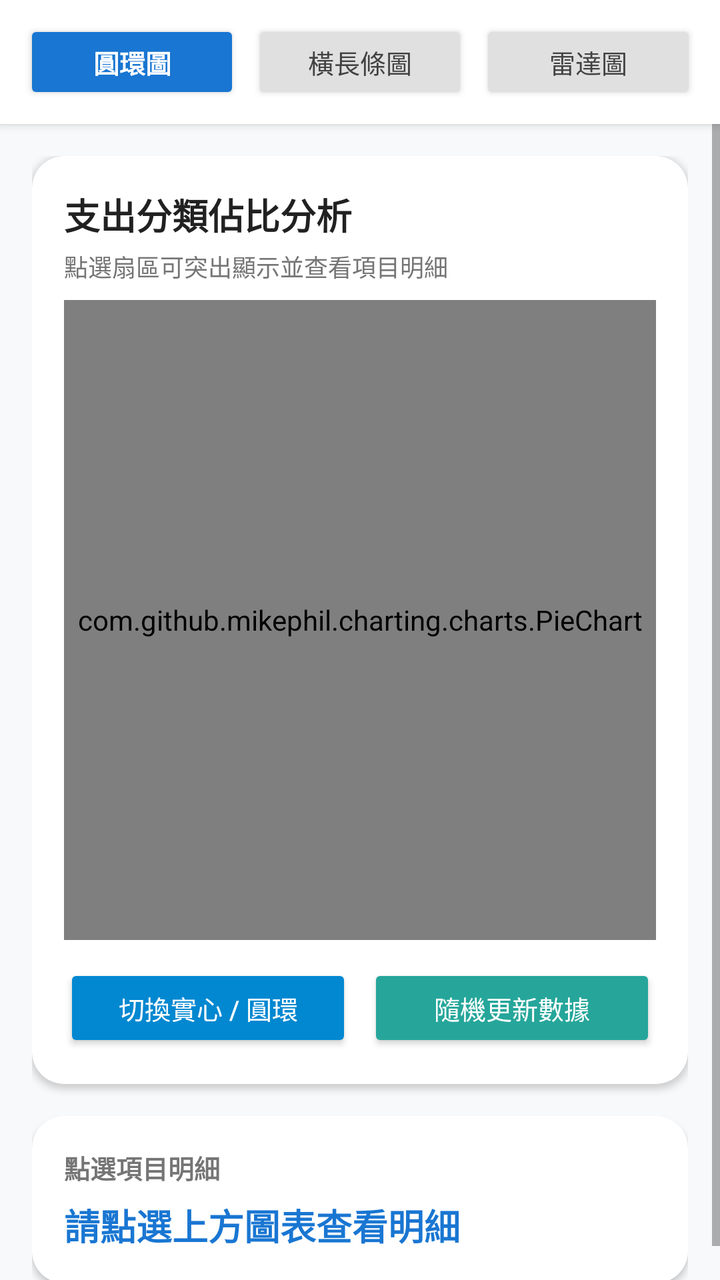
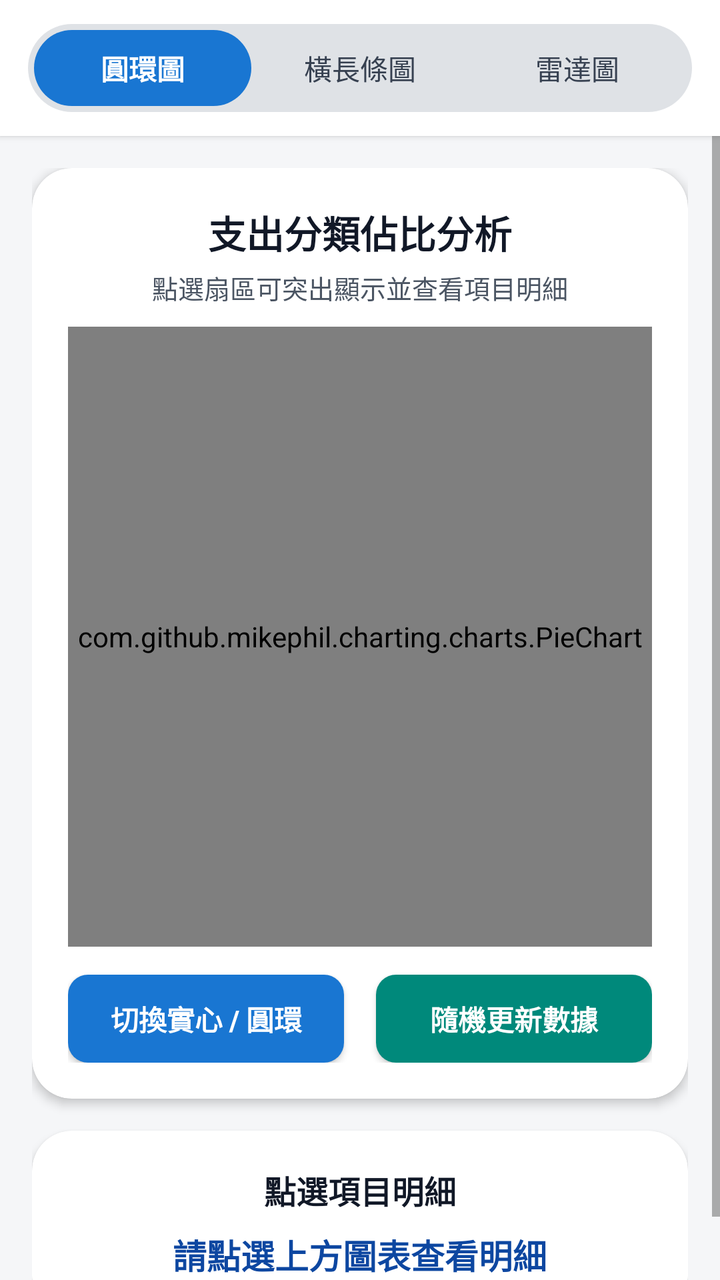

Compare the two renders of this Android layout. The source of the first and the diff that turns it into the second are given below.
<!-- AndroidManifest.xml: application theme AppTheme -->
<!-- res/layout/fragment_mpandroid_chart.xml -->
<?xml version="1.0" encoding="utf-8"?>
<LinearLayout xmlns:android="http://schemas.android.com/apk/res/android"
    xmlns:app="http://schemas.android.com/apk/res-auto"
    android:layout_width="match_parent"
    android:layout_height="match_parent"
    android:background="#F8F9FA"
    android:orientation="vertical">

    
    <LinearLayout
        android:id="@+id/linearLayout"
        android:layout_width="match_parent"
        android:layout_height="wrap_content"
        android:background="@color/white"
        android:elevation="3dp"
        android:gravity="center"
        android:orientation="horizontal"
        android:paddingStart="12dp"
        android:paddingTop="10dp"
        android:paddingEnd="12dp"
        android:paddingBottom="10dp">

        <Button
            android:id="@+id/btn_Chart"
            android:layout_width="0dp"
            android:layout_height="42dp"
            android:layout_marginEnd="6dp"
            android:layout_weight="1"
            android:backgroundTint="#1976D2"
            android:text="圓環圖"
            android:textColor="@color/white"
            android:textSize="13sp"
            android:textStyle="bold" />

        <Button
            android:id="@+id/btn_StackedBar"
            android:layout_width="0dp"
            android:layout_height="42dp"
            android:layout_marginEnd="6dp"
            android:layout_weight="1"
            android:backgroundTint="#E0E0E0"
            android:text="橫長條圖"
            android:textColor="#424242"
            android:textSize="13sp" />

        <Button
            android:id="@+id/btn_RadarChart"
            android:layout_width="0dp"
            android:layout_height="42dp"
            android:layout_weight="1"
            android:backgroundTint="#E0E0E0"
            android:text="雷達圖"
            android:textColor="#424242"
            android:textSize="13sp" />
    </LinearLayout>

    <FrameLayout
        android:layout_width="match_parent"
        android:layout_height="match_parent">

        
        <ScrollView
            android:id="@+id/linearLayout_Chart"
            android:layout_width="match_parent"
            android:layout_height="match_parent"
            android:fillViewport="true"
            android:visibility="visible">

            <LinearLayout
                android:layout_width="match_parent"
                android:layout_height="wrap_content"
                android:orientation="vertical"
                android:padding="16dp">

                <androidx.cardview.widget.CardView
                    android:layout_width="match_parent"
                    android:layout_height="wrap_content"
                    app:cardBackgroundColor="@color/white"
                    app:cardCornerRadius="16dp"
                    app:cardElevation="2dp">

                    <LinearLayout
                        android:layout_width="match_parent"
                        android:layout_height="wrap_content"
                        android:orientation="vertical"
                        android:padding="16dp">

                        <TextView
                            android:layout_width="wrap_content"
                            android:layout_height="wrap_content"
                            android:text="支出分類佔比分析"
                            android:textColor="#212121"
                            android:textSize="18sp"
                            android:textStyle="bold" />

                        <TextView
                            android:id="@+id/tvPieChartHint"
                            android:layout_width="wrap_content"
                            android:layout_height="wrap_content"
                            android:layout_marginTop="4dp"
                            android:text="點選扇區可突出顯示並查看項目明細"
                            android:textColor="#757575"
                            android:textSize="12sp" />

                        <com.github.mikephil.charting.charts.PieChart
                            android:id="@+id/PieChart_c1"
                            android:layout_width="match_parent"
                            android:layout_height="320dp"
                            android:layout_marginTop="8dp" />

                        
                        <LinearLayout
                            android:layout_width="match_parent"
                            android:layout_height="wrap_content"
                            android:layout_marginTop="12dp"
                            android:orientation="horizontal">

                            <Button
                                android:id="@+id/btnTogglePieHole"
                                android:layout_width="0dp"
                                android:layout_height="44dp"
                                android:layout_marginEnd="8dp"
                                android:layout_weight="1"
                                android:backgroundTint="#0288D1"
                                android:text="切換實心 / 圓環"
                                android:textColor="@color/white"
                                android:textSize="13sp" />

                            <Button
                                android:id="@+id/btnRandomPieData"
                                android:layout_width="0dp"
                                android:layout_height="44dp"
                                android:layout_weight="1"
                                android:backgroundTint="#26A69A"
                                android:text="隨機更新數據"
                                android:textColor="@color/white"
                                android:textSize="13sp" />
                        </LinearLayout>
                    </LinearLayout>
                </androidx.cardview.widget.CardView>

                
                <androidx.cardview.widget.CardView
                    android:id="@+id/cardPieDetail"
                    android:layout_width="match_parent"
                    android:layout_height="wrap_content"
                    android:layout_marginTop="16dp"
                    app:cardBackgroundColor="@color/white"
                    app:cardCornerRadius="16dp"
                    app:cardElevation="2dp">

                    <LinearLayout
                        android:layout_width="match_parent"
                        android:layout_height="wrap_content"
                        android:orientation="vertical"
                        android:padding="16dp">

                        <TextView
                            android:layout_width="wrap_content"
                            android:layout_height="wrap_content"
                            android:text="點選項目明細"
                            android:textColor="#757575"
                            android:textSize="13sp"
                            android:textStyle="bold" />

                        <TextView
                            android:id="@+id/tvPieSelectedItem"
                            android:layout_width="wrap_content"
                            android:layout_height="wrap_content"
                            android:layout_marginTop="6dp"
                            android:text="請點選上方圖表查看明細"
                            android:textColor="#1976D2"
                            android:textSize="18sp"
                            android:textStyle="bold" />
                    </LinearLayout>
                </androidx.cardview.widget.CardView>
            </LinearLayout>
        </ScrollView>

        
        <ScrollView
            android:id="@+id/linearLayout_StackedBar"
            android:layout_width="match_parent"
            android:layout_height="match_parent"
            android:fillViewport="true"
            android:visibility="gone">

            <LinearLayout
                android:layout_width="match_parent"
                android:layout_height="wrap_content"
                android:orientation="vertical"
                android:padding="16dp">

                <androidx.cardview.widget.CardView
                    android:layout_width="match_parent"
                    android:layout_height="wrap_content"
                    app:cardBackgroundColor="@color/white"
                    app:cardCornerRadius="16dp"
                    app:cardElevation="2dp">

                    <LinearLayout
                        android:layout_width="match_parent"
                        android:layout_height="wrap_content"
                        android:orientation="vertical"
                        android:padding="16dp">

                        <TextView
                            android:layout_width="wrap_content"
                            android:layout_height="wrap_content"
                            android:text="業務指標達成率 (Stacked Bar)"
                            android:textColor="#212121"
                            android:textSize="18sp"
                            android:textStyle="bold" />

                        <TextView
                            android:layout_width="wrap_content"
                            android:layout_height="wrap_content"
                            android:layout_marginTop="4dp"
                            android:text="綠色代表已達成進度，藍灰色代表剩餘目標"
                            android:textColor="#757575"
                            android:textSize="12sp" />

                        <com.github.mikephil.charting.charts.HorizontalBarChart
                            android:id="@+id/horizontalBarChart"
                            android:layout_width="match_parent"
                            android:layout_height="380dp"
                            android:layout_marginTop="12dp" />

                        <Button
                            android:id="@+id/btnRandomBarData"
                            android:layout_width="match_parent"
                            android:layout_height="44dp"
                            android:layout_marginTop="12dp"
                            android:backgroundTint="#1976D2"
                            android:text="隨機更新指標數據"
                            android:textColor="@color/white"
                            android:textSize="13sp" />
                    </LinearLayout>
                </androidx.cardview.widget.CardView>
            </LinearLayout>
        </ScrollView>

        
        <ScrollView
            android:id="@+id/linearLayout_RadarChart"
            android:layout_width="match_parent"
            android:layout_height="match_parent"
            android:fillViewport="true"
            android:visibility="gone">

            <LinearLayout
                android:layout_width="match_parent"
                android:layout_height="wrap_content"
                android:orientation="vertical"
                android:padding="16dp">

                
                <androidx.cardview.widget.CardView
                    android:layout_width="match_parent"
                    android:layout_height="wrap_content"
                    app:cardBackgroundColor="@color/white"
                    app:cardCornerRadius="16dp"
                    app:cardElevation="2dp">

                    <LinearLayout
                        android:layout_width="match_parent"
                        android:layout_height="wrap_content"
                        android:orientation="vertical"
                        android:padding="16dp">

                        <TextView
                            android:layout_width="wrap_content"
                            android:layout_height="wrap_content"
                            android:text="五維技能評估 (5-Axis Radar)"
                            android:textColor="#212121"
                            android:textSize="16sp"
                            android:textStyle="bold" />

                        <FrameLayout
                            android:id="@+id/FrameLayout_r1"
                            android:layout_width="match_parent"
                            android:layout_height="280dp"
                            android:layout_marginTop="8dp" />
                    </LinearLayout>
                </androidx.cardview.widget.CardView>

                
                <androidx.cardview.widget.CardView
                    android:layout_width="match_parent"
                    android:layout_height="wrap_content"
                    android:layout_marginTop="16dp"
                    app:cardBackgroundColor="@color/white"
                    app:cardCornerRadius="16dp"
                    app:cardElevation="2dp">

                    <LinearLayout
                        android:layout_width="match_parent"
                        android:layout_height="wrap_content"
                        android:orientation="vertical"
                        android:padding="16dp">

                        <TextView
                            android:layout_width="wrap_content"
                            android:layout_height="wrap_content"
                            android:text="六維綜合戰力 (6-Axis Radar)"
                            android:textColor="#212121"
                            android:textSize="16sp"
                            android:textStyle="bold" />

                        <TextView
                            android:layout_width="wrap_content"
                            android:layout_height="wrap_content"
                            android:layout_marginTop="2dp"
                            android:text="點選圖表可隨機變更能力值數值"
                            android:textColor="#757575"
                            android:textSize="12sp" />

                        <FrameLayout
                            android:id="@+id/FrameLayout_r2"
                            android:layout_width="match_parent"
                            android:layout_height="280dp"
                            android:layout_marginTop="8dp" />

                        <Button
                            android:id="@+id/btnRandomRadar"
                            android:layout_width="match_parent"
                            android:layout_height="44dp"
                            android:layout_marginTop="8dp"
                            android:backgroundTint="#7B1FA2"
                            android:text="隨機更新戰力數值"
                            android:textColor="@color/white"
                            android:textSize="13sp" />
                    </LinearLayout>
                </androidx.cardview.widget.CardView>

            </LinearLayout>
        </ScrollView>

    </FrameLayout>
</LinearLayout>
<!-- resources referenced by this layout -->
<resources>
  <color name="white">#FFFFFFFF</color>
  <style name="AppTheme" parent="Theme.AppCompat.Light.DarkActionBar">
          
          <item name="colorPrimary">@color/colorPrimary</item>
          <item name="colorPrimaryDark">@color/colorPrimaryDark</item>
          <item name="colorAccent">@color/colorAccent</item>
          <item name="windowActionBar">false</item>
          <item name="windowNoTitle">true</item>
  
      </style>
  <color name="colorPrimary">#6200EE</color>
  <color name="colorPrimaryDark">#3700B3</color>
  <color name="colorAccent">#03DAC5</color>
</resources>

<!-- the commit's change to res/layout/fragment_mpandroid_chart.xml (unified diff, before → after) -->
@@ -3,55 +3,61 @@
     xmlns:app="http://schemas.android.com/apk/res-auto"
     android:layout_width="match_parent"
     android:layout_height="match_parent"
-    android:background="#F8F9FA"
+    android:background="#F5F6F8"
     android:orientation="vertical">
 
     
     <LinearLayout
-        android:id="@+id/linearLayout"
         android:layout_width="match_parent"
         android:layout_height="wrap_content"
         android:background="@color/white"
-        android:elevation="3dp"
-        android:gravity="center"
-        android:orientation="horizontal"
-        android:paddingStart="12dp"
-        android:paddingTop="10dp"
-        android:paddingEnd="12dp"
-        android:paddingBottom="10dp">
-
-        <Button
-            android:id="@+id/btn_Chart"
-            android:layout_width="0dp"
-            android:layout_height="42dp"
-            android:layout_marginEnd="6dp"
-            android:layout_weight="1"
-            android:backgroundTint="#1976D2"
-            android:text="圓環圖"
-            android:textColor="@color/white"
-            android:textSize="13sp"
-            android:textStyle="bold" />
-
-        <Button
-            android:id="@+id/btn_StackedBar"
-            android:layout_width="0dp"
-            android:layout_height="42dp"
-            android:layout_marginEnd="6dp"
-            android:layout_weight="1"
-            android:backgroundTint="#E0E0E0"
-            android:text="橫長條圖"
-            android:textColor="#424242"
-            android:textSize="13sp" />
-
-        <Button
-            android:id="@+id/btn_RadarChart"
-            android:layout_width="0dp"
-            android:layout_height="42dp"
-            android:layout_weight="1"
-            android:backgroundTint="#E0E0E0"
-            android:text="雷達圖"
-            android:textColor="#424242"
-            android:textSize="13sp" />
+        android:elevation="2dp"
+        android:paddingHorizontal="14dp"
+        android:paddingVertical="12dp">
+
+        <LinearLayout
+            android:id="@+id/linearLayout"
+            android:layout_width="match_parent"
+            android:layout_height="44dp"
+            android:background="@drawable/bg_chart_tab_container"
+            android:gravity="center"
+            android:orientation="horizontal"
+            android:padding="3dp">
+
+            <androidx.appcompat.widget.AppCompatButton
+                android:id="@+id/btn_Chart"
+                android:layout_width="0dp"
+                android:layout_height="match_parent"
+                android:layout_weight="1"
+                android:background="@drawable/bg_chart_tab_active"
+                android:stateListAnimator="@null"
+                android:text="圓環圖"
+                android:textColor="@color/white"
+                android:textSize="14sp"
+                android:textStyle="bold" />
+
+            <androidx.appcompat.widget.AppCompatButton
+                android:id="@+id/btn_StackedBar"
+                android:layout_width="0dp"
+                android:layout_height="match_parent"
+                android:layout_weight="1"
+                android:background="@android:color/transparent"
+                android:stateListAnimator="@null"
+                android:text="橫長條圖"
+                android:textColor="#374151"
+                android:textSize="14sp" />
+
+            <androidx.appcompat.widget.AppCompatButton
+                android:id="@+id/btn_RadarChart"
+                android:layout_width="0dp"
+                android:layout_height="match_parent"
+                android:layout_weight="1"
+                android:background="@android:color/transparent"
+                android:stateListAnimator="@null"
+                android:text="雷達圖"
+                android:textColor="#374151"
+                android:textSize="14sp" />
+        </LinearLayout>
     </LinearLayout>
 
     <FrameLayout
@@ -76,21 +82,23 @@
                     android:layout_width="match_parent"
                     android:layout_height="wrap_content"
                     app:cardBackgroundColor="@color/white"
-                    app:cardCornerRadius="16dp"
-                    app:cardElevation="2dp">
-
-                    <LinearLayout
-                        android:layout_width="match_parent"
-                        android:layout_height="wrap_content"
-                        android:orientation="vertical"
-                        android:padding="16dp">
-
-                        <TextView
-                            android:layout_width="wrap_content"
-                            android:layout_height="wrap_content"
+                    app:cardCornerRadius="20dp"
+                    app:cardElevation="3dp">
+
+                    <LinearLayout
+                        android:layout_width="match_parent"
+                        android:layout_height="wrap_content"
+                        android:gravity="center_horizontal"
+                        android:orientation="vertical"
+                        android:padding="18dp">
+
+                        <TextView
+                            android:layout_width="wrap_content"
+                            android:layout_height="wrap_content"
+                            android:gravity="center"
                             android:text="支出分類佔比分析"
-                            android:textColor="#212121"
-                            android:textSize="18sp"
+                            android:textColor="#111827"
+                            android:textSize="19sp"
                             android:textStyle="bold" />
 
                         <TextView
@@ -98,43 +106,47 @@
                             android:layout_width="wrap_content"
                             android:layout_height="wrap_content"
                             android:layout_marginTop="4dp"
+                            android:gravity="center"
                             android:text="點選扇區可突出顯示並查看項目明細"
-                            android:textColor="#757575"
-                            android:textSize="12sp" />
+                            android:textColor="#4B5563"
+                            android:textSize="13sp" />
 
                         <com.github.mikephil.charting.charts.PieChart
                             android:id="@+id/PieChart_c1"
                             android:layout_width="match_parent"
-                            android:layout_height="320dp"
-                            android:layout_marginTop="8dp" />
+                            android:layout_height="310dp"
+                            android:layout_marginTop="10dp" />
 
                         
                         <LinearLayout
                             android:layout_width="match_parent"
                             android:layout_height="wrap_content"
-                            android:layout_marginTop="12dp"
+                            android:layout_marginTop="14dp"
                             android:orientation="horizontal">
 
-                            <Button
+                            <androidx.appcompat.widget.AppCompatButton
                                 android:id="@+id/btnTogglePieHole"
                                 android:layout_width="0dp"
                                 android:layout_height="44dp"
                                 android:layout_marginEnd="8dp"
                                 android:layout_weight="1"
-                                android:backgroundTint="#0288D1"
+                                android:background="@drawable/bg_btn_blue_rounded"
                                 android:text="切換實心 / 圓環"
                                 android:textColor="@color/white"
-                                android:textSize="13sp" />
-
-                            <Button
+                                android:textSize="14sp"
+                                android:textStyle="bold" />
+
+                            <androidx.appcompat.widget.AppCompatButton
                                 android:id="@+id/btnRandomPieData"
                                 android:layout_width="0dp"
                                 android:layout_height="44dp"
+                                android:layout_marginStart="8dp"
                                 android:layout_weight="1"
-                                android:backgroundTint="#26A69A"
+                                android:background="@drawable/bg_btn_teal_rounded"
                                 android:text="隨機更新數據"
                                 android:textColor="@color/white"
-                                android:textSize="13sp" />
+                                android:textSize="14sp"
+                                android:textStyle="bold" />
                         </LinearLayout>
                     </LinearLayout>
                 </androidx.cardview.widget.CardView>
@@ -146,31 +158,34 @@
                     android:layout_height="wrap_content"
                     android:layout_marginTop="16dp"
                     app:cardBackgroundColor="@color/white"
-                    app:cardCornerRadius="16dp"
-                    app:cardElevation="2dp">
-
-                    <LinearLayout
-                        android:layout_width="match_parent"
-                        android:layout_height="wrap_content"
-                        android:orientation="vertical"
-                        android:padding="16dp">
-
-                        <TextView
-                            android:layout_width="wrap_content"
-                            android:layout_height="wrap_content"
+                    app:cardCornerRadius="20dp"
+                    app:cardElevation="3dp">
+
+                    <LinearLayout
+                        android:layout_width="match_parent"
+                        android:layout_height="wrap_content"
+                        android:gravity="center_horizontal"
+                        android:orientation="vertical"
+                        android:padding="18dp">
+
+                        <TextView
+                            android:layout_width="wrap_content"
+                            android:layout_height="wrap_content"
+                            android:gravity="center"
                             android:text="點選項目明細"
-                            android:textColor="#757575"
-                            android:textSize="13sp"
+                            android:textColor="#111827"
+                            android:textSize="16sp"
                             android:textStyle="bold" />
 
                         <TextView
                             android:id="@+id/tvPieSelectedItem"
                             android:layout_width="wrap_content"
                             android:layout_height="wrap_content"
-                            android:layout_marginTop="6dp"
+                            android:layout_marginTop="8dp"
+                            android:gravity="center"
                             android:text="請點選上方圖表查看明細"
-                            android:textColor="#1976D2"
-                            android:textSize="18sp"
+                            android:textColor="#0D47A1"
+                            android:textSize="17sp"
                             android:textStyle="bold" />
                     </LinearLayout>
                 </androidx.cardview.widget.CardView>
@@ -195,20 +210,20 @@
                     android:layout_width="match_parent"
                     android:layout_height="wrap_content"
                     app:cardBackgroundColor="@color/white"
-                    app:cardCornerRadius="16dp"
-                    app:cardElevation="2dp">
-
-                    <LinearLayout
-                        android:layout_width="match_parent"
-                        android:layout_height="wrap_content"
-                        android:orientation="vertical"
-                        android:padding="16dp">
+                    app:cardCornerRadius="20dp"
+                    app:cardElevation="3dp">
+
+                    <LinearLayout
+                        android:layout_width="match_parent"
+                        android:layout_height="wrap_content"
+                        android:orientation="vertical"
+                        android:padding="18dp">
 
                         <TextView
                             android:layout_width="wrap_content"
                             android:layout_height="wrap_content"
                             android:text="業務指標達成率 (Stacked Bar)"
-                            android:textColor="#212121"
+                            android:textColor="#111827"
                             android:textSize="18sp"
                             android:textStyle="bold" />
 
@@ -217,7 +232,7 @@
                             android:layout_height="wrap_content"
                             android:layout_marginTop="4dp"
                             android:text="綠色代表已達成進度，藍灰色代表剩餘目標"
-                            android:textColor="#757575"
+                            android:textColor="#4B5563"
                             android:textSize="12sp" />
 
                         <com.github.mikephil.charting.charts.HorizontalBarChart
@@ -226,15 +241,16 @@
                             android:layout_height="380dp"
                             android:layout_marginTop="12dp" />
 
-                        <Button
+                        <androidx.appcompat.widget.AppCompatButton
                             android:id="@+id/btnRandomBarData"
                             android:layout_width="match_parent"
                             android:layout_height="44dp"
                             android:layout_marginTop="12dp"
-                            android:backgroundTint="#1976D2"
+                            android:background="@drawable/bg_btn_blue_rounded"
                             android:text="隨機更新指標數據"
                             android:textColor="@color/white"
-                            android:textSize="13sp" />
+                            android:textSize="14sp"
+                            android:textStyle="bold" />
                     </LinearLayout>
                 </androidx.cardview.widget.CardView>
             </LinearLayout>
@@ -259,20 +275,20 @@
                     android:layout_width="match_parent"
                     android:layout_height="wrap_content"
                     app:cardBackgroundColor="@color/white"
-                    app:cardCornerRadius="16dp"
-                    app:cardElevation="2dp">
-
-                    <LinearLayout
-                        android:layout_width="match_parent"
-                        android:layout_height="wrap_content"
-                        android:orientation="vertical"
-                        android:padding="16dp">
+                    app:cardCornerRadius="20dp"
+                    app:cardElevation="3dp">
+
+                    <LinearLayout
+                        android:layout_width="match_parent"
+                        android:layout_height="wrap_content"
+                        android:orientation="vertical"
+                        android:padding="18dp">
 
                         <TextView
                             android:layout_width="wrap_content"
                             android:layout_height="wrap_content"
                             android:text="五維技能評估 (5-Axis Radar)"
-                            android:textColor="#212121"
+                            android:textColor="#111827"
                             android:textSize="16sp"
                             android:textStyle="bold" />
 
@@ -290,20 +306,20 @@
                     android:layout_height="wrap_content"
                     android:layout_marginTop="16dp"
                     app:cardBackgroundColor="@color/white"
-                    app:cardCornerRadius="16dp"
-                    app:cardElevation="2dp">
-
-                    <LinearLayout
-                        android:layout_width="match_parent"
-                        android:layout_height="wrap_content"
-                        android:orientation="vertical"
-                        android:padding="16dp">
+                    app:cardCornerRadius="20dp"
+                    app:cardElevation="3dp">
+
+                    <LinearLayout
+                        android:layout_width="match_parent"
+                        android:layout_height="wrap_content"
+                        android:orientation="vertical"
+                        android:padding="18dp">
 
                         <TextView
                             android:layout_width="wrap_content"
                             android:layout_height="wrap_content"
                             android:text="六維綜合戰力 (6-Axis Radar)"
-                            android:textColor="#212121"
+                            android:textColor="#111827"
                             android:textSize="16sp"
                             android:textStyle="bold" />
 
@@ -312,7 +328,7 @@
                             android:layout_height="wrap_content"
                             android:layout_marginTop="2dp"
                             android:text="點選圖表可隨機變更能力值數值"
-                            android:textColor="#757575"
+                            android:textColor="#4B5563"
                             android:textSize="12sp" />
 
                         <FrameLayout
@@ -321,15 +337,16 @@
                             android:layout_height="280dp"
                             android:layout_marginTop="8dp" />
 
-                        <Button
+                        <androidx.appcompat.widget.AppCompatButton
                             android:id="@+id/btnRandomRadar"
                             android:layout_width="match_parent"
                             android:layout_height="44dp"
                             android:layout_marginTop="8dp"
-                            android:backgroundTint="#7B1FA2"
+                            android:background="@drawable/bg_btn_language_pill"
                             android:text="隨機更新戰力數值"
                             android:textColor="@color/white"
-                            android:textSize="13sp" />
+                            android:textSize="14sp"
+                            android:textStyle="bold" />
                     </LinearLayout>
                 </androidx.cardview.widget.CardView>
 
<!-- resource entries referenced after the edit -->
@@ -1,6 +1,41 @@
 <!-- resources referenced by this layout -->
 <resources>
   <color name="white">#FFFFFFFF</color>
+  <!-- drawable bg_btn_blue_rounded (drawable) -->
+  <?xml version="1.0" encoding="utf-8"?>
+  <shape xmlns:android="http://schemas.android.com/apk/res/android"
+      android:shape="rectangle">
+      <solid android:color="#1976D2" />
+      <corners android:radius="10dp" />
+  </shape>
+  <!-- drawable bg_btn_language_pill (drawable) -->
+  <?xml version="1.0" encoding="utf-8"?>
+  <shape xmlns:android="http://schemas.android.com/apk/res/android"
+      android:shape="rectangle">
+      <solid android:color="#5B21B6" />
+      <corners android:radius="24dp" />
+  </shape>
+  <!-- drawable bg_btn_teal_rounded (drawable) -->
+  <?xml version="1.0" encoding="utf-8"?>
+  <shape xmlns:android="http://schemas.android.com/apk/res/android"
+      android:shape="rectangle">
+      <solid android:color="#00897B" />
+      <corners android:radius="10dp" />
+  </shape>
+  <!-- drawable bg_chart_tab_active (drawable) -->
+  <?xml version="1.0" encoding="utf-8"?>
+  <shape xmlns:android="http://schemas.android.com/apk/res/android"
+      android:shape="rectangle">
+      <solid android:color="#1976D2" />
+      <corners android:radius="21dp" />
+  </shape>
+  <!-- drawable bg_chart_tab_container (drawable) -->
+  <?xml version="1.0" encoding="utf-8"?>
+  <shape xmlns:android="http://schemas.android.com/apk/res/android"
+      android:shape="rectangle">
+      <solid android:color="#DFE2E6" />
+      <corners android:radius="24dp" />
+  </shape>
   <style name="AppTheme" parent="Theme.AppCompat.Light.DarkActionBar">
           
           <item name="colorPrimary">@color/colorPrimary</item>
